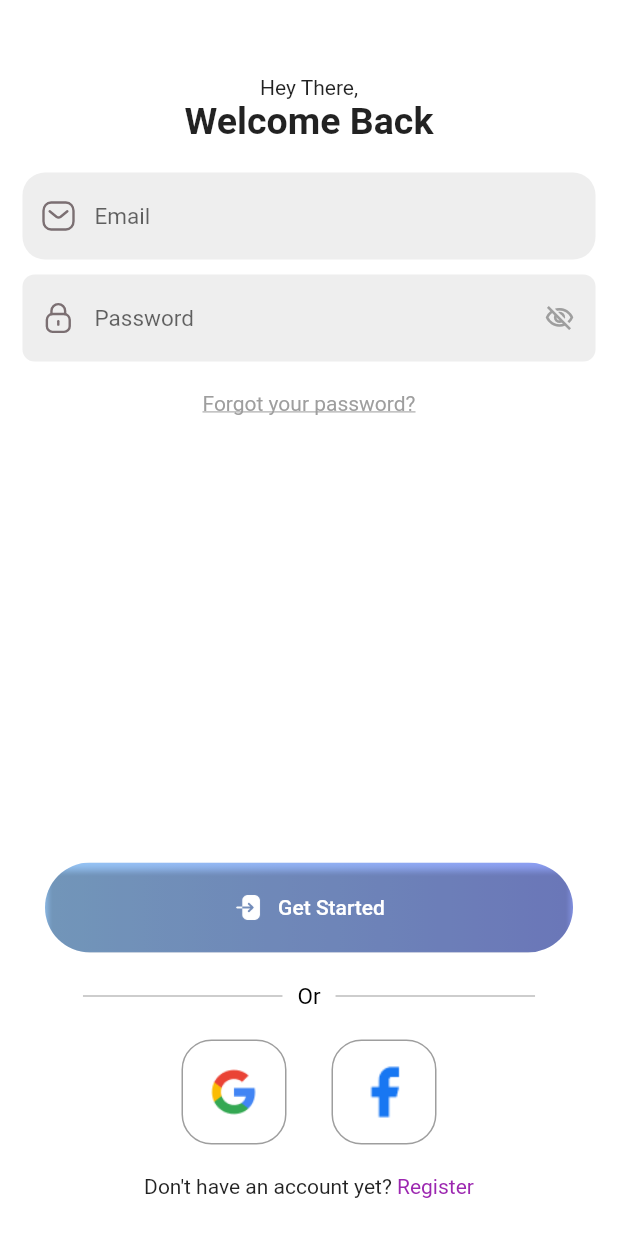
After one commit to aisjac/fitness_app, a Flutter app: the OnBoardingFour screen opened directly, after a tap on "Go", on a phone screen of 412 x 824 dp. The commit adds this screen. Run offline on Flutter 3.47's test engine with Material 2 defaults, Android fonts, the phone set to English and light mode, and no system bars; our stand-ins replace flutter_svg, get.

Commit message:
[added] login screen

```diff
--- /dev/null
+++ b/lib/custom_widget/custom_gradient_button.dart
@@ -0,0 +1,72 @@
+import 'package:fitness_app/resource_manager/color_manager.dart';
+import 'package:flutter/material.dart';
+
+class CustomGradientButton extends StatelessWidget {
+  const CustomGradientButton(
+      {super.key,
+      required this.text,
+      this.iconPath,
+      this.bgColor,
+      this.textColor,
+      this.height,
+      this.width,
+      this.minHeight,
+      required this.onTap});
+
+  final String text;
+  final double? height;
+  final double? width;
+  final String? iconPath;
+  final Color? bgColor;
+  final Color? textColor;
+  final double? minHeight;
+  final Function() onTap;
+
+  @override
+  Widget build(BuildContext context) {
+    return ClipRRect(
+      borderRadius: BorderRadius.circular(30.0),
+      child: DecoratedBox(
+        decoration: const BoxDecoration(
+          gradient: LinearGradient(
+            begin: Alignment.centerRight,
+            end: Alignment.centerLeft,
+            colors: [
+              ColorManager.primaryColor,
+              ColorManager.secondaryColor,
+            ],
+          ),
+        ),
+        child: ElevatedButton(
+            onPressed: onTap,
+            style: ElevatedButton.styleFrom(
+                // minimumSize: Size(minWidth ?? 300, minHeight ?? 50),
+                // maximumSize: Size(maxWidth ?? 300, maxHeight ?? 50),
+                backgroundColor: Colors.transparent),
+            child: SizedBox(
+              height: minHeight ?? 60,
+              child: Row(
+                mainAxisAlignment: MainAxisAlignment.center,
+                children: [
+                  if (iconPath != null)
+                    Row(
+                      children: [
+                        Image.asset(
+                          iconPath ?? "",
+                          height: height ?? 20,
+                          width: width ?? 20,
+                        ),
+                        const SizedBox(width: 10),
+                      ],
+                    ),
+                  Text(
+                    text,
+                    style: TextStyle(color: textColor),
+                  ),
+                ],
+              ),
+            )),
+      ),
+    );
+  }
+}
--- /dev/null
+++ b/lib/custom_widget/custom_password_textfield.dart
@@ -0,0 +1,60 @@
+import 'package:flutter/material.dart';
+import 'package:flutter_svg/svg.dart';
+
+import '../resource_manager/asset_path_manager.dart';
+
+class CustomPasswordTextField extends StatefulWidget {
+  final TextEditingController? controller;
+  final String hintText;
+  bool obsCureText = true;
+  final ValueChanged<String>? onChanged;
+
+  CustomPasswordTextField({
+    Key? key,
+    this.controller,
+    required this.hintText, this.onChanged,
+  }) : super(key: key);
+
+  @override
+  State<CustomPasswordTextField> createState() =>
+      _CustomPasswordTextFieldState();
+}
+
+class _CustomPasswordTextFieldState extends State<CustomPasswordTextField> {
+  @override
+  Widget build(BuildContext context) {
+    return TextField(
+      onChanged: widget.onChanged,
+      controller: widget.controller,
+      obscureText: widget.obsCureText,
+      style: const TextStyle(fontSize: 15, fontWeight: FontWeight.w400),
+      decoration: InputDecoration(
+        filled: true,
+        fillColor: Colors.grey[200],
+        hintText: widget.hintText,
+        border: OutlineInputBorder(
+            borderRadius: BorderRadius.circular(8.0),
+            borderSide: BorderSide.none),
+        prefixIcon:  Padding(
+          padding: const EdgeInsets.all(12.0),
+          child: SvgPicture.asset(AssetPathManager.passIcon),
+        ),
+        suffixIcon: InkWell(
+          onTap: () {
+            setState(() {
+              widget.obsCureText = !widget.obsCureText;
+            });
+          },
+          child: Icon(
+            widget.obsCureText
+                ? Icons.visibility_off_outlined
+                : Icons.visibility_outlined,
+            size: 20.0,
+            color: Colors.grey,
+          ),
+        ),
+      ),
+      keyboardType: TextInputType.text,
+    );
+  }
+}
--- /dev/null
+++ b/lib/custom_widget/custom_textfield.dart
@@ -0,0 +1,39 @@
+import 'package:fitness_app/resource_manager/asset_path_manager.dart';
+import 'package:flutter/cupertino.dart';
+import 'package:flutter/material.dart';
+import 'package:flutter_svg/flutter_svg.dart';
+
+class CustomTextField extends StatelessWidget {
+  final TextEditingController? controller;
+  final String hintText;
+
+  const CustomTextField({
+    Key? key,
+    this.controller,
+    required this.hintText,
+  }) : super(key: key);
+
+  @override
+  Widget build(BuildContext context) {
+    return TextField(
+      controller: controller,
+      style: const TextStyle(fontSize: 15,fontWeight: FontWeight.w400),
+      decoration: InputDecoration(
+        filled: true,
+        prefixIcon:  Padding(
+          padding: const EdgeInsets.all(12.0),
+          child: SvgPicture.asset(AssetPathManager.emailIcon),
+        ),
+        fillColor: Colors.grey[200],
+        hintText: hintText,
+        // contentPadding:
+        //     const EdgeInsets.symmetric(vertical: 10.0, horizontal: 20.0),
+        border: OutlineInputBorder(
+          borderRadius: BorderRadius.circular(15.0),
+            borderSide: BorderSide.none
+        ),
+      ),
+      keyboardType: TextInputType.text,
+    );
+  }
+}
--- a/lib/resource_manager/asset_path_manager.dart
+++ b/lib/resource_manager/asset_path_manager.dart
@@ -5,4 +5,12 @@ class AssetPathManager {
   static const String boardingTwoImgPng = "assets/images/boarding_two_img.png";
   static const String boardingThreeImgPng = "assets/images/boarding_three_img.png";
   static const String boardingFourImgPng = "assets/images/boarding_four_img.png";
+  static const String emailIcon = "assets/svg/email_icon.svg";
+  static const String passIcon = "assets/svg/pass_Lock_icon.svg";
+  static const String loginPrefixButtonIcon = "assets/svg/login_prefix_button_icon.svg";
+  static const String loginPrefixButtonIconPng = "assets/images/login_prefix_button_icon.png";
+  static const String googleIcon = "assets/svg/google_icon.svg";
+  static const String googleIconPng = "assets/images/google_icon.png";
+  static const String facebookIcon = "assets/svg/facebook_icon.svg";
+  static const String facebookIconPng = "assets/images/facebook_icon.png";
 }
--- /dev/null
+++ b/lib/screen/login/login_screen.dart
@@ -0,0 +1,177 @@
+import 'package:fitness_app/custom_widget/custom_gradient_button.dart';
+import 'package:fitness_app/custom_widget/custom_textfield.dart';
+import 'package:flutter/cupertino.dart';
+import 'package:flutter/material.dart';
+import 'package:flutter_svg/svg.dart';
+import 'package:get/get_core/src/get_main.dart';
+
+import '../../custom_widget/custom_button.dart';
+import '../../custom_widget/custom_password_textfield.dart';
+import '../../resource_manager/asset_path_manager.dart';
+import '../../resource_manager/color_manager.dart';
+
+class LogInScreen extends StatelessWidget {
+  const LogInScreen({Key? key}) : super(key: key);
+
+  @override
+  Widget build(BuildContext context) {
+    return Scaffold(
+      body: SingleChildScrollView(
+
+        child: Center(
+          child: Container(
+            height: MediaQuery.of(context).size.height,
+            width: MediaQuery.of(context).size.width,
+            alignment: Alignment.center,
+            color: Colors.white,
+            child: Column(
+              mainAxisAlignment: MainAxisAlignment.spaceBetween,
+              children: [
+                Padding(
+                  padding: const EdgeInsets.only(top: 50.0),
+                  child: Column(
+                    mainAxisAlignment: MainAxisAlignment.center,
+                    children: [
+                      const Text("Hey There,"),
+                      const Text(
+                        "Welcome Back",
+                        style:
+                            TextStyle(fontSize: 25, fontWeight: FontWeight.bold),
+                      ),
+                      const SizedBox(
+                        height: 20,
+                      ),
+                      const Padding(
+                        padding: EdgeInsets.only(left: 15.0, right: 15.0),
+                        child: CustomTextField(
+                          hintText: "Email",
+                        ),
+                      ),
+                      const SizedBox(
+                        height: 10,
+                      ),
+                      Padding(
+                        padding: const EdgeInsets.only(left: 15.0, right: 15.0),
+                        child: CustomPasswordTextField(
+                          hintText: "Password",
+                        ),
+                      ),
+                      const SizedBox(
+                        height: 20,
+                      ),
+                      Align(
+                        alignment: Alignment.center,
+                        child: InkWell(
+                          onTap: () {},
+                          child: const Text(
+                            "Forgot your password?",
+                            style: TextStyle(
+                              fontSize: 14,
+                              fontWeight: FontWeight.w400,
+                              color: Colors.grey,
+                              decoration: TextDecoration.underline,
+                            ),
+                          ),
+                        ),
+                      ),
+                    ],
+                  ),
+                ),
+                Padding(
+                  padding: const EdgeInsets.only(bottom: 25.0),
+                  child: Column(
+                    children: [
+                      Align(
+                        alignment: Alignment.bottomCenter,
+                        child: Padding(
+                          padding: const EdgeInsets.only(left: 30.0, right: 30.0),
+                          child: CustomGradientButton(
+                              iconPath: AssetPathManager.loginPrefixButtonIconPng,
+                              text: "Get Started",
+                              textColor: Colors.white,
+                              onTap: () {}),
+                        ),
+                      ),
+                      const SizedBox(
+                        height: 20,
+                      ),
+                      Row(
+                        mainAxisAlignment: MainAxisAlignment.center,
+                        children: [
+                          Container(
+                            height: 1,
+                            width: 133,
+                            color: Colors.grey[400],
+                          ),
+                          const Padding(
+                            padding: EdgeInsets.only(left: 10.0, right: 10.0),
+                            child: Text(
+                              "Or",
+                              style: TextStyle(fontSize: 15, color: Colors.black),
+                            ),
+                          ),
+                          Container(
+                            height: 1,
+                            width: 133,
+                            color: Colors.grey[400],
+                          ),
+                        ],
+                      ),
+                      const SizedBox(
+                        height: 20,
+                      ),
+                      Row(
+                        mainAxisAlignment: MainAxisAlignment.center,
+                        children: [
+                          Container(
+                            decoration: BoxDecoration(
+                              border: Border.all(width: 1, color: Colors.grey),
+                              borderRadius:
+                                  const BorderRadius.all(Radius.circular(20.0)),
+                              shape: BoxShape.rectangle,
+                            ),
+                            width: 70.0,
+                            height: 70.0,
+                            child: Padding(
+                              padding: const EdgeInsets.all(18.0),
+                              child: Image.asset(AssetPathManager.googleIconPng),
+                            ),
+                          ),
+                          const SizedBox(
+                            width: 30,
+                          ),
+                          Container(
+                            decoration: BoxDecoration(
+                              border: Border.all(width: 1, color: Colors.grey),
+                              borderRadius:
+                                  const BorderRadius.all(Radius.circular(20.0)),
+                              shape: BoxShape.rectangle,
+                            ),
+                            width: 70.0,
+                            height: 70.0,
+                            child: Padding(
+                              padding: const EdgeInsets.all(8.0),
+                              child: Image.asset(AssetPathManager.facebookIconPng),
+                            ),
+                          ),
+                        ],
+                      ),
+                      SizedBox(height: 20,),
+                      Row(
+                        mainAxisAlignment: MainAxisAlignment.center,
+                        children: [
+                         Text("Don\'t have an account yet?"),
+                         Text(" Register",style: TextStyle(color: Colors.purple),),
+                        ],
+                      ),
+                    ],
+                  ),
+                ),
+              ],
+            ),
+          ),
+        ),
+      ),
+    );
+  }
+}
--- a/lib/screen/on_boarding_four.dart
+++ b/lib/screen/on_boarding/on_boarding_four.dart
@@ -1,7 +1,10 @@
+import 'package:fitness_app/screen/login/login_screen.dart';
 import 'package:flutter/cupertino.dart';
 import 'package:flutter/material.dart';
+import 'package:get/get.dart';
+import 'package:get/get_core/src/get_main.dart';
 
-import '../resource_manager/asset_path_manager.dart';
+import '../../resource_manager/asset_path_manager.dart';
 
 class OnBoardingFour extends StatelessWidget {
   const OnBoardingFour({Key? key}) : super(key: key);
@@ -9,6 +12,10 @@ class OnBoardingFour extends StatelessWidget {
   @override
   Widget build(BuildContext context) {
     return Scaffold(
+      floatingActionButton: FloatingActionButton(
+        onPressed: () { Get.to(LogInScreen()); },
+        child: Text("Go"),
+      ),
       body: Column(
         children: [
           SizedBox(
--- a/lib/screen/on_boarding_two.dart
+++ b/lib/screen/on_boarding/on_boarding_one.dart
@@ -1,19 +1,20 @@
+import 'package:fitness_app/resource_manager/asset_path_manager.dart';
 import 'package:flutter/cupertino.dart';
 import 'package:flutter/material.dart';
+import 'package:flutter_svg/flutter_svg.dart';
 import 'package:get/get.dart';
 import 'package:get/get_core/src/get_main.dart';
 
-import '../resource_manager/asset_path_manager.dart';
-import 'on_boarding_three.dart';
+import 'on_boarding_two.dart';
 
-class OnBoardingTwo extends StatelessWidget {
-  const OnBoardingTwo({Key? key}) : super(key: key);
+class OnBoardingOne extends StatelessWidget {
+  const OnBoardingOne({Key? key}) : super(key: key);
 
   @override
   Widget build(BuildContext context) {
     return Scaffold(
       floatingActionButton: FloatingActionButton(
-        onPressed: () { Get.to(OnBoardingThree()); },
+        onPressed: () { Get.to(OnBoardingTwo()); },
         child: Text("Go"),
       ),
       body: Column(
@@ -21,7 +22,7 @@ class OnBoardingTwo extends StatelessWidget {
           SizedBox(
             height: MediaQuery.of(context).size.height/1.75,
             width: MediaQuery.of(context).size.width,
-            child: Image.asset(AssetPathManager.boardingTwoImgPng,fit: BoxFit.fill,),
+            child: Image.asset(AssetPathManager.boardingOneImgPng,fit: BoxFit.fill,),
           ),
 
           Container(
@@ -31,9 +32,9 @@ class OnBoardingTwo extends StatelessWidget {
             child: Column(
               crossAxisAlignment: CrossAxisAlignment.start,
               children: [
-                Text("Get Burn",style: TextStyle(fontWeight: FontWeight.bold,fontSize: 24),),
+                Text("Track Your Goal",style: TextStyle(fontWeight: FontWeight.bold,fontSize: 24),),
                 SizedBox(height: 20,),
-                Text("Let\’s keep burning, to achive yours goals, it hurts only temporarily, if you give up now you will be in pain forever"),
+                Text("Don\'t worry if you have trouble determining your goals, We can help you determine your goals and track your goals",style: TextStyle(fontSize: 14),),
               ],
             ),
           )
--- a/lib/screen/on_boarding_one.dart
+++ b/lib/screen/on_boarding/on_boarding_three.dart
@@ -1,20 +1,18 @@
-import 'package:fitness_app/resource_manager/asset_path_manager.dart';
-import 'package:fitness_app/resource_manager/color_manager.dart';
-import 'package:fitness_app/screen/on_boarding_two.dart';
 import 'package:flutter/cupertino.dart';
 import 'package:flutter/material.dart';
-import 'package:flutter_svg/flutter_svg.dart';
 import 'package:get/get.dart';
 import 'package:get/get_core/src/get_main.dart';
+import '../../resource_manager/asset_path_manager.dart';
+import 'on_boarding_four.dart';
 
-class OnBoardingOne extends StatelessWidget {
-  const OnBoardingOne({Key? key}) : super(key: key);
+class OnBoardingThree extends StatelessWidget {
+  const OnBoardingThree({Key? key}) : super(key: key);
 
   @override
   Widget build(BuildContext context) {
     return Scaffold(
       floatingActionButton: FloatingActionButton(
-        onPressed: () { Get.to(OnBoardingTwo()); },
+        onPressed: () { Get.to(OnBoardingFour()); },
         child: Text("Go"),
       ),
       body: Column(
@@ -22,7 +20,7 @@ class OnBoardingOne extends StatelessWidget {
           SizedBox(
             height: MediaQuery.of(context).size.height/1.75,
             width: MediaQuery.of(context).size.width,
-            child: Image.asset(AssetPathManager.boardingOneImgPng,fit: BoxFit.fill,),
+            child: Image.asset(AssetPathManager.boardingThreeImgPng,fit: BoxFit.fill,),
           ),
 
           Container(
@@ -31,10 +29,10 @@ class OnBoardingOne extends StatelessWidget {
             padding: EdgeInsets.only(left: 20.0,top: 50.0,right: 20.0),
             child: Column(
               crossAxisAlignment: CrossAxisAlignment.start,
-              children: [
-                Text("Track Your Goal",style: TextStyle(fontWeight: FontWeight.bold,fontSize: 24),),
+              children: const [
+                Text("Eat Well",style: TextStyle(fontWeight: FontWeight.bold,fontSize: 24),),
                 SizedBox(height: 20,),
-                Text("Don\'t worry if you have trouble determining your goals, We can help you determine your goals and track your goals",style: TextStyle(fontSize: 14),),
+                Text("Let\'s start a healthy lifestyle with us, we can determine your diet every day. healthy eating is fun",style: TextStyle(fontSize: 14),),
               ],
             ),
           )
--- a/lib/screen/on_boarding_three.dart
+++ b/lib/screen/on_boarding/on_boarding_two.dart
@@ -2,19 +2,17 @@ import 'package:flutter/cupertino.dart';
 import 'package:flutter/material.dart';
 import 'package:get/get.dart';
 import 'package:get/get_core/src/get_main.dart';
+import '../../resource_manager/asset_path_manager.dart';
+import 'on_boarding_three.dart';
 
-import '../resource_manager/asset_path_manager.dart';
-import 'on_boarding_four.dart';
-import 'on_boarding_two.dart';
-
-class OnBoardingThree extends StatelessWidget {
-  const OnBoardingThree({Key? key}) : super(key: key);
+class OnBoardingTwo extends StatelessWidget {
+  const OnBoardingTwo({Key? key}) : super(key: key);
 
   @override
   Widget build(BuildContext context) {
     return Scaffold(
       floatingActionButton: FloatingActionButton(
-        onPressed: () { Get.to(OnBoardingFour()); },
+        onPressed: () { Get.to(OnBoardingThree()); },
         child: Text("Go"),
       ),
       body: Column(
@@ -22,7 +20,7 @@ class OnBoardingThree extends StatelessWidget {
           SizedBox(
             height: MediaQuery.of(context).size.height/1.75,
             width: MediaQuery.of(context).size.width,
-            child: Image.asset(AssetPathManager.boardingThreeImgPng,fit: BoxFit.fill,),
+            child: Image.asset(AssetPathManager.boardingTwoImgPng,fit: BoxFit.fill,),
           ),
 
           Container(
@@ -32,9 +30,9 @@ class OnBoardingThree extends StatelessWidget {
             child: Column(
               crossAxisAlignment: CrossAxisAlignment.start,
               children: [
-                Text("Eat Well",style: TextStyle(fontWeight: FontWeight.bold,fontSize: 24),),
+                Text("Get Burn",style: TextStyle(fontWeight: FontWeight.bold,fontSize: 24),),
                 SizedBox(height: 20,),
-                Text("Let\'s start a healthy lifestyle with us, we can determine your diet every day. healthy eating is fun",style: TextStyle(fontSize: 14),),
+                Text("Let\’s keep burning, to achive yours goals, it hurts only temporarily, if you give up now you will be in pain forever"),
               ],
             ),
           )
--- a/lib/screen/splash_screen.dart
+++ b/lib/screen/splash_screen.dart
@@ -1,6 +1,6 @@
 import 'package:fitness_app/custom_widget/custom_button.dart';
 import 'package:fitness_app/resource_manager/color_manager.dart';
-import 'package:fitness_app/screen/on_boarding_one.dart';
+import 'package:fitness_app/screen/on_boarding/on_boarding_one.dart';
 import 'package:flutter/material.dart';
 import 'package:flutter_svg/svg.dart';
 import 'package:get/get.dart';
```
Also changed, not shown: assets/images/facebook_icon.png (added), assets/images/google_icon.png (added), assets/images/login_prefix_button_icon.png (added), assets/svg/email_icon.svg (added), assets/svg/facebook_icon.svg (added), assets/svg/google_icon.svg (added), assets/svg/login_prefix_button_icon.svg (added), assets/svg/pass_Lock_icon.svg (added).
